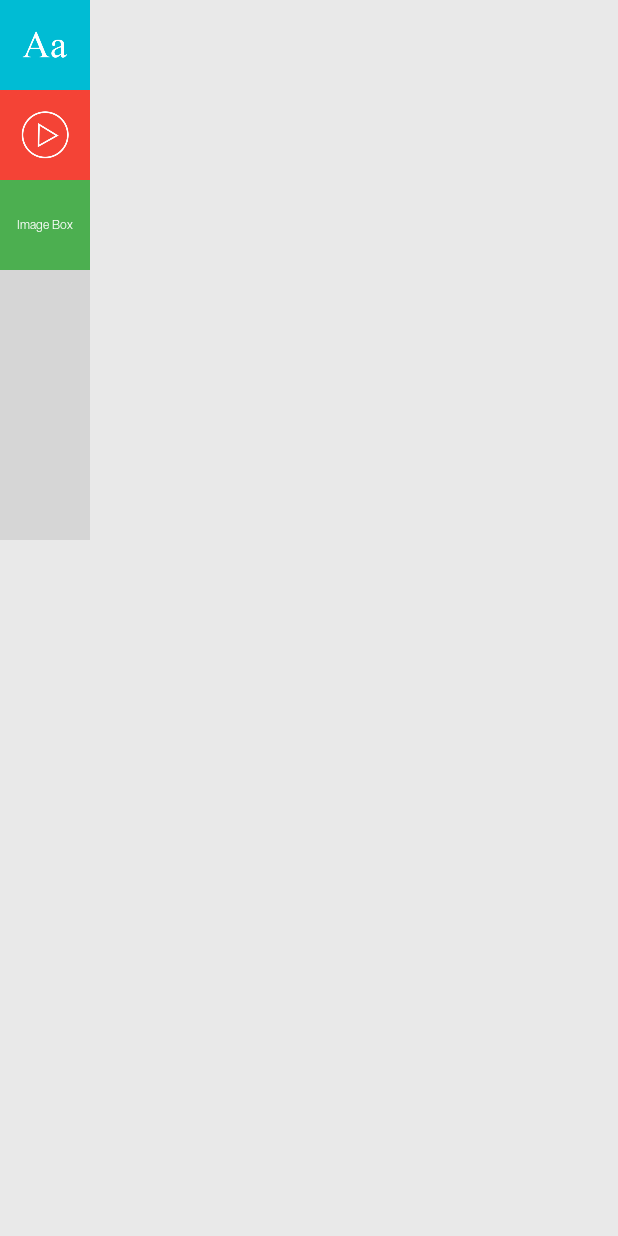
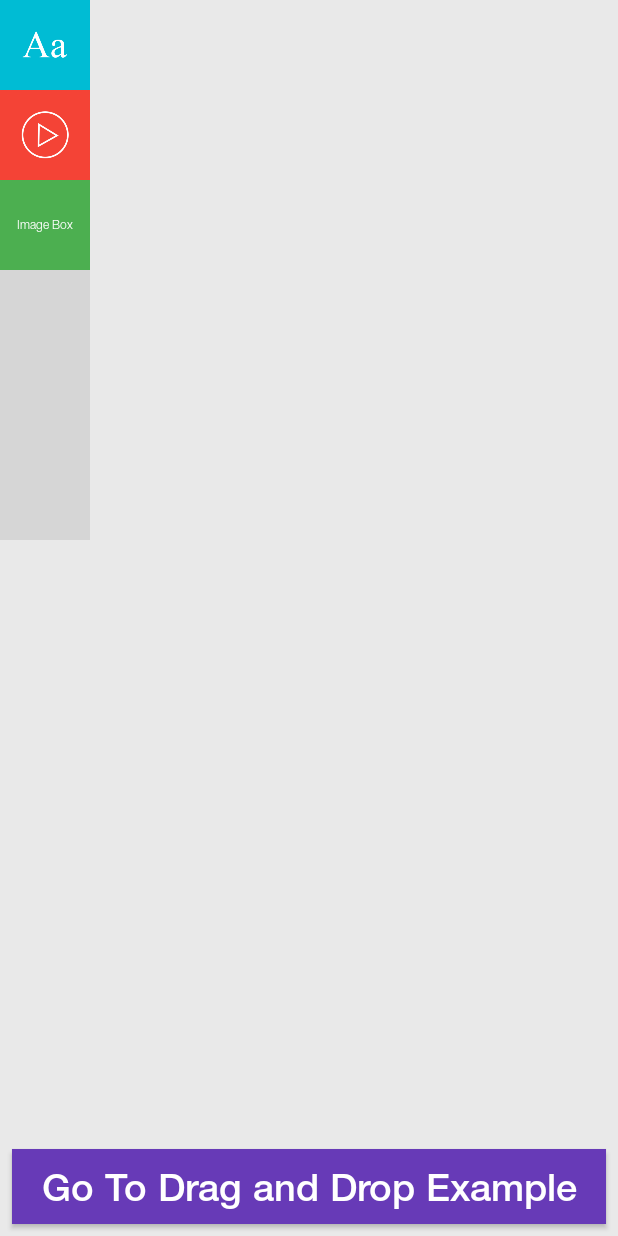
Before and after one commit to rohitkumar377024/MMSE, an Android app: the screen it shows after launch (NewToolboxActivity), on a phone screen of 412 x 824 dp. Run offline under Robolectric (Android 15) with nearby library versions, the phone set to English and light mode, and no system bars; libraries missing offline, so code that uses them is left out: com.nabinbhandari.android; 1 statement that could not run was skipped; grey boxes are pictures that could not be loaded.

Commit message:
Drag and Drop Demo Added

```diff
--- a/app/src/main/java/com/app/mmse/new_toolbox/NewToolboxActivity.kt
+++ b/app/src/main/java/com/app/mmse/new_toolbox/NewToolboxActivity.kt
@@ -18,31 +18,12 @@ class NewToolboxActivity : AppCompatActivity() {
         setContentView(R.layout.activity_new_toolbox)
 
         //Initializing Tools
-        //Label(this).init()
-        //PlayAudioFile(this, this).init()
+        Label(this).init()
+        PlayAudioFile(this, this).init()
 
-        val containerLL: LinearLayout = findViewById(R.id.container_ll)
-
-        containerLL.setOnClickListener {
-
-//            val newLinearLayout = LinearLayout(this)
-//            val textView = TextView(this)
-//            textView.text = "Test 1 2 3 4 5 6 7 8 9 10"
-//            newLinearLayout.addView(textView)
-//            containerLL.addView(newLinearLayout)
-
-//            val newLinearLayout = LinearLayout(this)
-//            val child = layoutInflater.inflate(R.layout.tool_label_layout, null)
-//            newLinearLayout.addView(child)
-//            containerLL.addView(newLinearLayout)
-
-            //val textView = TextView(this)
-            //textView.text = "Test 1 2 3 4 5 6 7 8 9 10"
-            //val child = layoutInflater.inflate(R.layout.tool_label_layout, null)
-
-            //containerLL.addView(child)
-
-            Label(this).init() //Let's see if this inflates the layout itself
+        //todo --> remove later once drag and drop demo done
+        button2473x2.setOnClickListener {
+            startActivity(Intent(this, DragAndDropDemoActivity::class.java))
         }
     }
 
--- a/app/src/main/java/com/app/mmse/new_toolbox/tools/Label.kt
+++ b/app/src/main/java/com/app/mmse/new_toolbox/tools/Label.kt
@@ -24,21 +24,16 @@ class Label(activity: Activity) {
     private var isChangeVisible: Boolean = false
 
     fun init() {
-        //mActivity.setContentView(R.layout.tool_label_layout)
         findViewByIds()
-        //showLabelTool()
+        showLabelTool()
         handleRealtimeLabelPreview()
         handleButtonStates()
     }
 
-    fun addLayout() {
-
-    }
-
     private fun findViewByIds() { /* Connecting All UI Views with their respective IDs */
-//        labelLayout = mActivity.findViewById(R.id.label_layout)
-//        playAudioFileLayout = mActivity.findViewById(R.id.play_audio_file_layout)
-//        toolboxLabel = mActivity.findViewById(R.id.tool_box_label)
+        labelLayout = mActivity.findViewById(R.id.label_layout)
+        playAudioFileLayout = mActivity.findViewById(R.id.play_audio_file_layout)
+        toolboxLabel = mActivity.findViewById(R.id.tool_box_label)
         labelInputEditText = mActivity.findViewById(R.id.label_user_input_edittext)
         labelShowTextView = mActivity.findViewById(R.id.label_show_text_txtview)
         labelDoneButton = mActivity.findViewById(R.id.label_done_btn)
--- a/app/src/main/res/layout/activity_new_toolbox.xml
+++ b/app/src/main/res/layout/activity_new_toolbox.xml
@@ -58,23 +58,6 @@
         </LinearLayout>
     </ScrollView>
 
-    <ScrollView
-            android:id="@+id/sv"
-            android:layout_width="0dp"
-            android:layout_height="match_parent"
-            android:fillViewport="true"
-            app:layout_constraintBottom_toBottomOf="parent"
-            app:layout_constraintEnd_toEndOf="parent"
-            app:layout_constraintStart_toEndOf="@+id/toolbox_scrollview_main"
-            app:layout_constraintTop_toTopOf="parent">
-
-        <LinearLayout
-                android:id="@+id/container_ll"
-                android:layout_width="match_parent"
-                android:layout_height="wrap_content"
-                android:orientation="vertical" />
-    </ScrollView>
-
     <include
             android:id="@+id/play_audio_file_layout"
             layout="@layout/tool_play_audio_file_layout"
@@ -97,4 +80,14 @@
             app:layout_constraintStart_toEndOf="@+id/toolbox_scrollview_main"
             app:layout_constraintTop_toTopOf="parent" />
 
+    <Button
+            android:id="@+id/button2473x2"
+            style="@style/ToolButtonStyle"
+            android:layout_marginStart="8dp"
+            android:layout_marginEnd="8dp"
+            android:layout_marginBottom="8dp"
+            android:text="Go To Drag and Drop Example"
+            app:layout_constraintBottom_toBottomOf="parent"
+            app:layout_constraintEnd_toEndOf="parent"
+            app:layout_constraintStart_toStartOf="parent" />
 </androidx.constraintlayout.widget.ConstraintLayout>
```
Also changed, not shown: app/src/main/AndroidManifest.xml (+36 -36 lines), app/src/main/java/com/app/mmse/new_toolbox/DragAndDropDemoActivity.kt (added, +76 -0 lines), app/src/main/res/layout/activity_drag_and_drop_demo.xml (added, +91 -0 lines).
